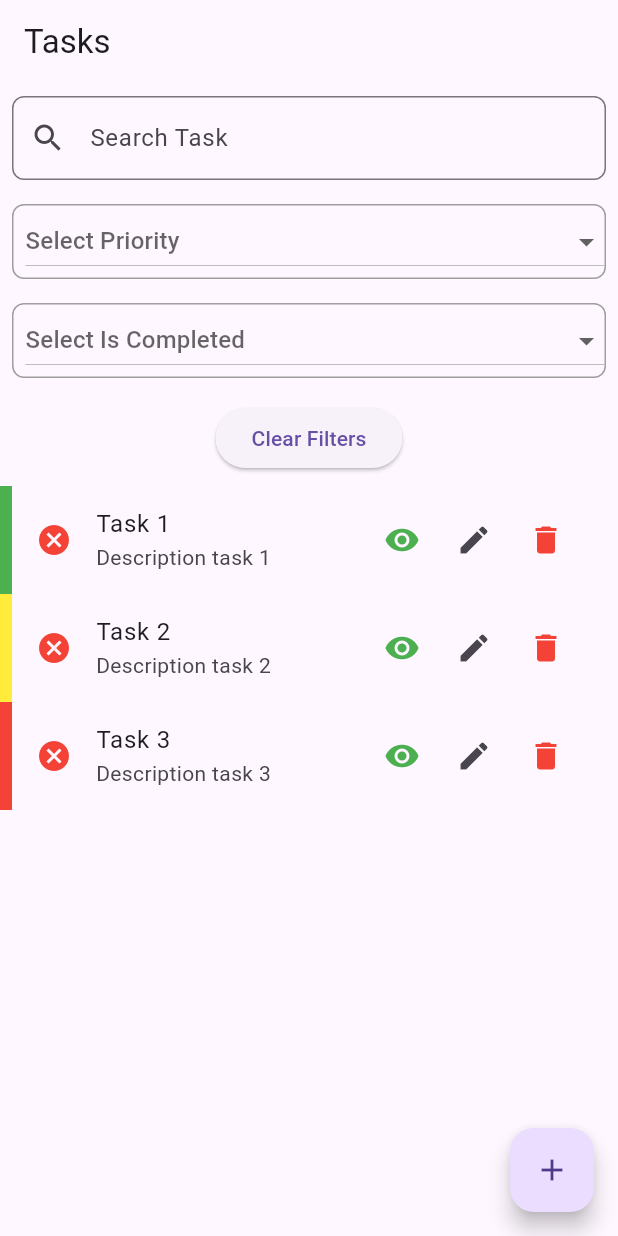
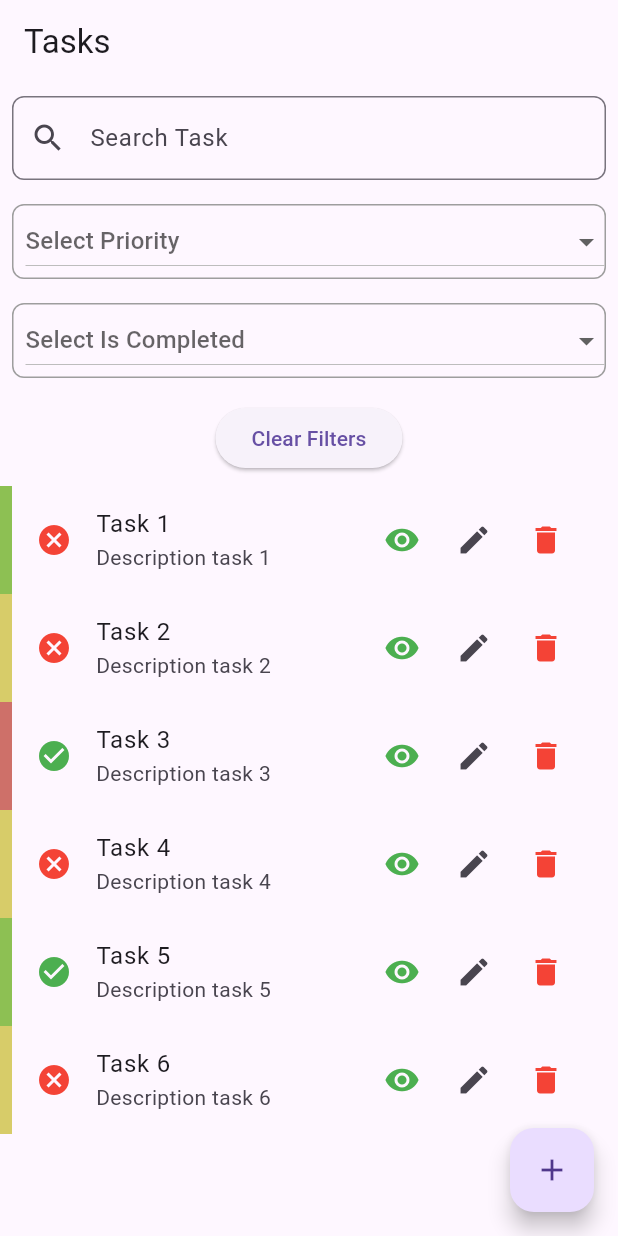
Before and after one commit to LorenzoBondan/Tasks-Management, a Flutter app: the screen it shows after launch, on a phone screen of 412 x 824 dp. Run offline on Flutter 3.47's test engine with Material 3 defaults, Android fonts, the phone set to English and light mode, and no system bars.

Commit message:
add more data

```diff
--- a/lib/entities/comment.dart
+++ b/lib/entities/comment.dart
@@ -1,7 +1,8 @@
 class Comment {
   final int id;
+  int taskId;
   String text;
   DateTime moment;
 
-  Comment({required this.id, required this.text, required this.moment});
+  Comment({required this.id, required this.taskId, required this.text, required this.moment});
 }
--- a/lib/repositories/comment_repository.dart
+++ b/lib/repositories/comment_repository.dart
@@ -2,19 +2,19 @@ import 'package:tasks_management/entities/comment.dart';
 
 class CommentRepository {
   final List<Comment> list = [
-    Comment(id: 1, text: "Comment 1", moment: DateTime.now()),
-    Comment(id: 2, text: "Comment 2", moment: DateTime.now()),
+    Comment(id: 1, taskId: 1, text: "Comment 1", moment: DateTime.now()),
+    Comment(id: 2, taskId: 1, text: "Comment 2", moment: DateTime.now()),
   ];
 
   List<Comment> get findAll => list;
 
   Comment? findById(int id) {
-    return list.firstWhere((obj) => obj.id == id, orElse: () => Comment(id: 0, text: '', moment: DateTime.now()));
+    return list.firstWhere((obj) => obj.id == id, orElse: () => Comment(id: 0, taskId: 0, text: '', moment: DateTime.now()));
   }
 
   void create(Comment obj) {
     final newId = list.isNotEmpty ? list.last.id + 1 : 1;
-    list.add(Comment(id: newId, text: obj.text, moment: DateTime.now()));
+    list.add(Comment(id: newId, taskId: obj.taskId, text: obj.text, moment: DateTime.now()));
   }
 
   void update(Comment obj) {
--- a/lib/repositories/task_repository.dart
+++ b/lib/repositories/task_repository.dart
@@ -1,11 +1,20 @@
+import 'package:tasks_management/entities/comment.dart';
 import 'package:tasks_management/entities/priority.dart';
 import 'package:tasks_management/entities/task.dart';
 
 class TaskRepository {
   final List<Task> list = [
-    Task(id: 1, title: "Task 1", description: 'Description task 1', priority: Priority.low, isCompleted: false),
+    Task(id: 1, title: "Task 1", description: 'Description task 1', priority: Priority.low, isCompleted: false,
+      comments: List.of({
+        Comment(id: 1, taskId: 1, text: 'Comment 1', moment: DateTime.now()),
+        Comment(id: 2, taskId: 1, text: 'Comment 2', moment: DateTime.now())
+        })
+    ),
     Task(id: 2, title: "Task 2", description: 'Description task 2', priority: Priority.normal, isCompleted: false),
-    Task(id: 3, title: "Task 3", description: 'Description task 3', priority: Priority.high, isCompleted: false),
+    Task(id: 3, title: "Task 3", description: 'Description task 3', priority: Priority.high, isCompleted: true),
+    Task(id: 4, title: "Task 4", description: 'Description task 4', priority: Priority.normal, isCompleted: false),
+    Task(id: 5, title: "Task 5", description: 'Description task 5', priority: Priority.low, isCompleted: true),
+    Task(id: 6, title: "Task 6", description: 'Description task 6', priority: Priority.normal, isCompleted: false),
   ];
 
   List<Task> get findAll => list;
--- a/lib/view/tasks/task_list_page.dart
+++ b/lib/view/tasks/task_list_page.dart
@@ -174,13 +174,13 @@ class _TaskListPageState extends State<TaskListPage> {
 
                 switch (item.priority.name) {
                   case 'low':
-                    priorityColor = Colors.green;
+                    priorityColor = const Color.fromARGB(255, 141, 192, 83);
                     break;
                   case 'normal':
-                    priorityColor = Colors.yellow;
+                    priorityColor = const Color.fromARGB(255, 215, 204, 105);
                     break;
                   case 'high':
-                    priorityColor = Colors.red;
+                    priorityColor = const Color.fromARGB(255, 206, 112, 105);
                     break;
                   default:
                     priorityColor = Colors.grey;
```
